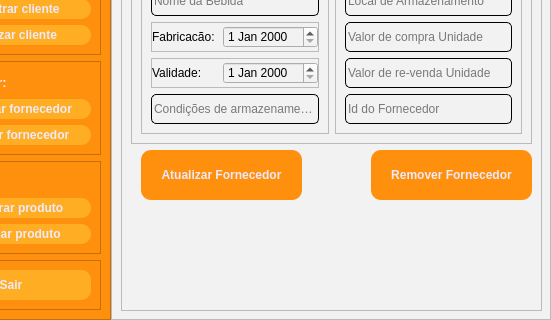
Qt form Interfaces/Usadas/menu_busca_modifica_produto.ui (JeandsGomes/SISTEMA-PARA-AQUISICAO-VENDA-E-CONTROLE-DE-ESTOQUE) before a commit; both pictures show x 89 to 640 and y 160 to 480 of the 640 by 480 pixel window.
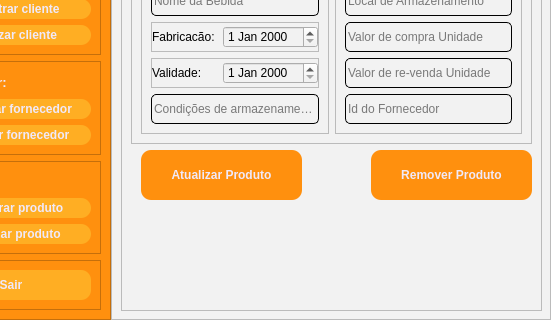
The same form after that commit. Icons and pictures are not drawn.

Patch:
```diff
--- a/Interfaces/Usadas/menu_busca_modifica_produto.ui
+++ b/Interfaces/Usadas/menu_busca_modifica_produto.ui
@@ -854,7 +854,7 @@
 </string>
         </property>
         <property name="text">
-         <string>Atualizar Fornecedor</string>
+         <string>Atualizar Produto</string>
         </property>
        </widget>
        <widget class="QPushButton" name="pushButton_cadastro_cadastrar_17">
@@ -911,7 +911,7 @@
 </string>
         </property>
         <property name="text">
-         <string>Remover Fornecedor</string>
+         <string>Remover Produto</string>
         </property>
        </widget>
        <widget class="QFrame" name="frame_9">
```
